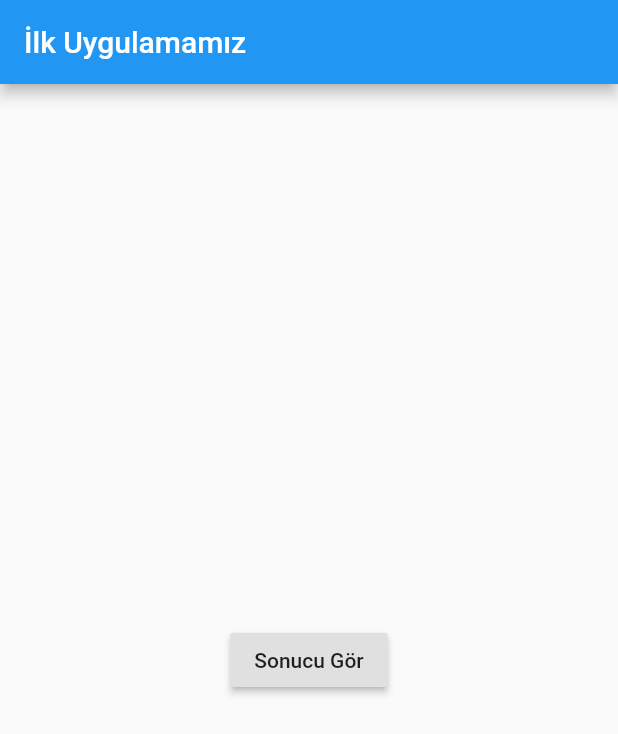
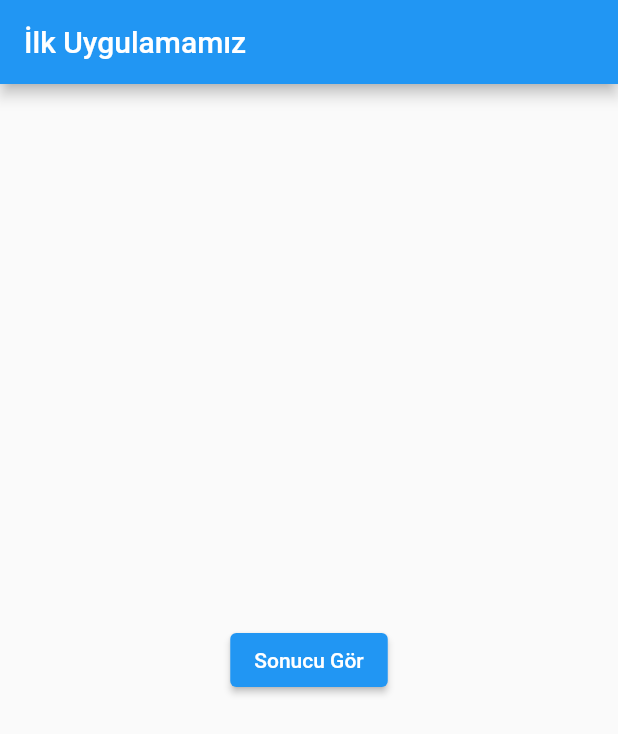
Before and after one commit to VedatBiner/Flutter_ilkOrnek, a Flutter app: the screen it shows after launch, on a phone screen of 412 x 824 dp. Shown: the top 734 px of the screen. Run offline on Flutter 3.47's test engine with Material 2 defaults, Android fonts, the phone set to English and light mode, and no system bars.

Commit message:
düzeltmeler

```diff
--- a/lib/main.dart
+++ b/lib/main.dart
@@ -15,8 +15,9 @@ class MyApp extends StatelessWidget{
         title: Text(mesaj),
       ),
       body: Center(
-        child: RaisedButton(
-          child: Text("Sonucu Gör"),
+        child: ElevatedButton(
+          // RaisedButton yerine elevatedButton kullanılıyor.
+          child: const Text("Sonucu Gör"),
           onPressed: (){
             int puan = 75;
             mesaj = "";
@@ -28,7 +29,7 @@ class MyApp extends StatelessWidget{
               mesaj ="Kaldı.";
             }
             var alert = AlertDialog(
-              title: Text("Sınav sonucu"),
+              title: const Text("Sınav sonucu"),
               content: Text(mesaj),
             );
             showDialog(context: context, builder: (BuildContext context)=>alert);
```
Also changed, not shown: pubspec.lock, screen_shots/img-1.png (added), screen_shots/img-2.png (added), 1 other file.
